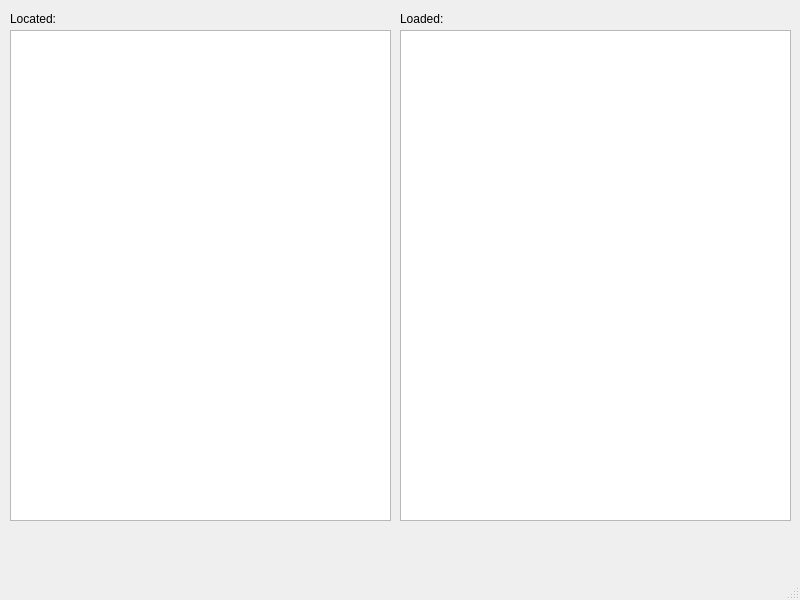
First picture: the form in mainwindow.ui, repository 519984307/QtPluginManager-1, before the edit.
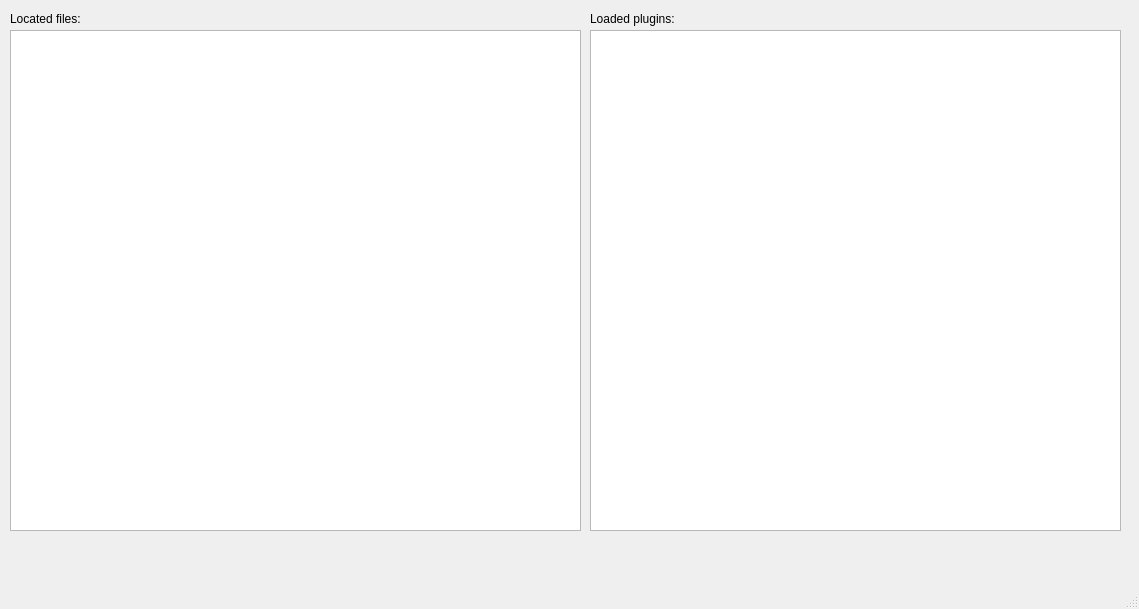
Second picture: the form after the edit.

Commit message: chore: add some plugins, some refactoring

What changed in the file:
```diff
--- a/mainwindow.ui
+++ b/mainwindow.ui
@@ -6,8 +6,8 @@
    <rect>
     <x>0</x>
     <y>0</y>
-    <width>800</width>
-    <height>600</height>
+    <width>1139</width>
+    <height>609</height>
    </rect>
   </property>
   <property name="windowTitle">
@@ -19,18 +19,18 @@
      <rect>
       <x>10</x>
       <y>30</y>
-      <width>381</width>
-      <height>491</height>
+      <width>571</width>
+      <height>501</height>
      </rect>
     </property>
    </widget>
    <widget class="QListWidget" name="loadedList">
     <property name="geometry">
      <rect>
-      <x>400</x>
+      <x>590</x>
       <y>30</y>
-      <width>391</width>
-      <height>491</height>
+      <width>531</width>
+      <height>501</height>
      </rect>
     </property>
    </widget>
@@ -39,25 +39,25 @@
      <rect>
       <x>10</x>
       <y>10</y>
-      <width>53</width>
+      <width>111</width>
       <height>17</height>
      </rect>
     </property>
     <property name="text">
-     <string>Located:</string>
+     <string>Located files:</string>
     </property>
    </widget>
    <widget class="QLabel" name="loadedLabel">
     <property name="geometry">
      <rect>
-      <x>400</x>
+      <x>590</x>
       <y>10</y>
-      <width>53</width>
+      <width>121</width>
       <height>17</height>
      </rect>
     </property>
     <property name="text">
-     <string>Loaded:</string>
+     <string>Loaded plugins:</string>
     </property>
    </widget>
   </widget>
```
Left out of the diff: 2 changed lines with no effect on the pictures. The commit also changes 16 other files.
